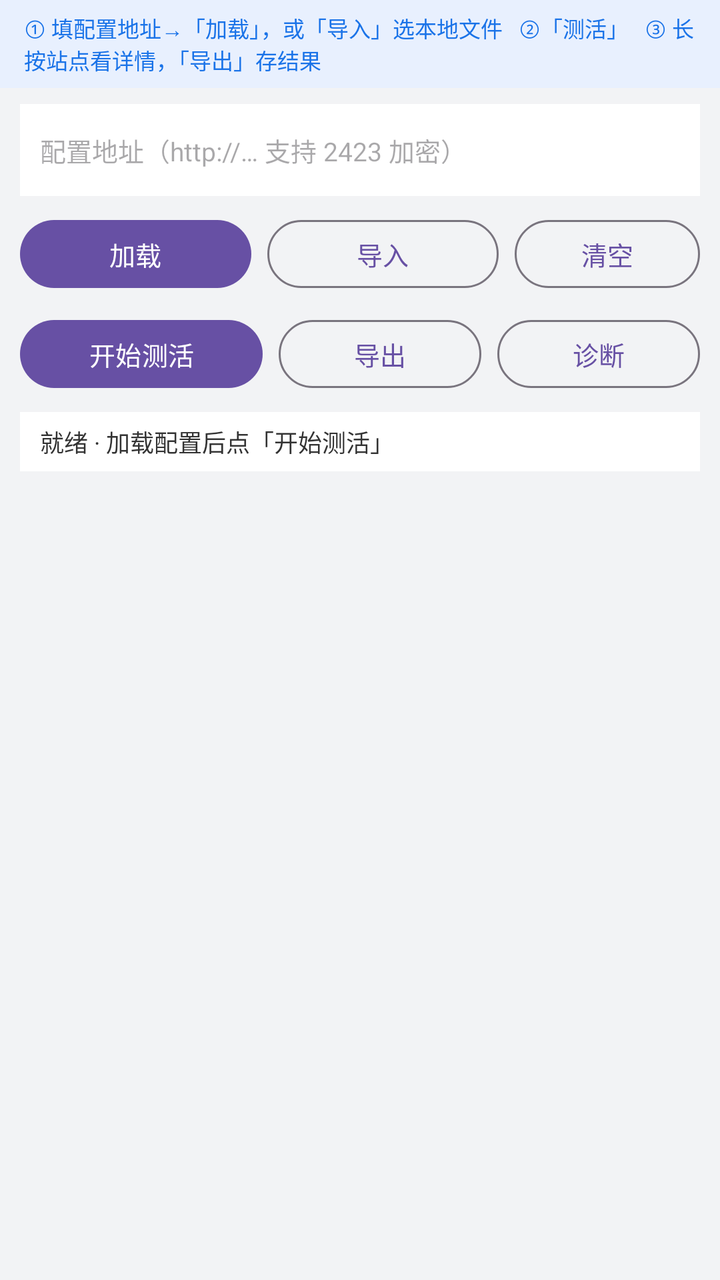
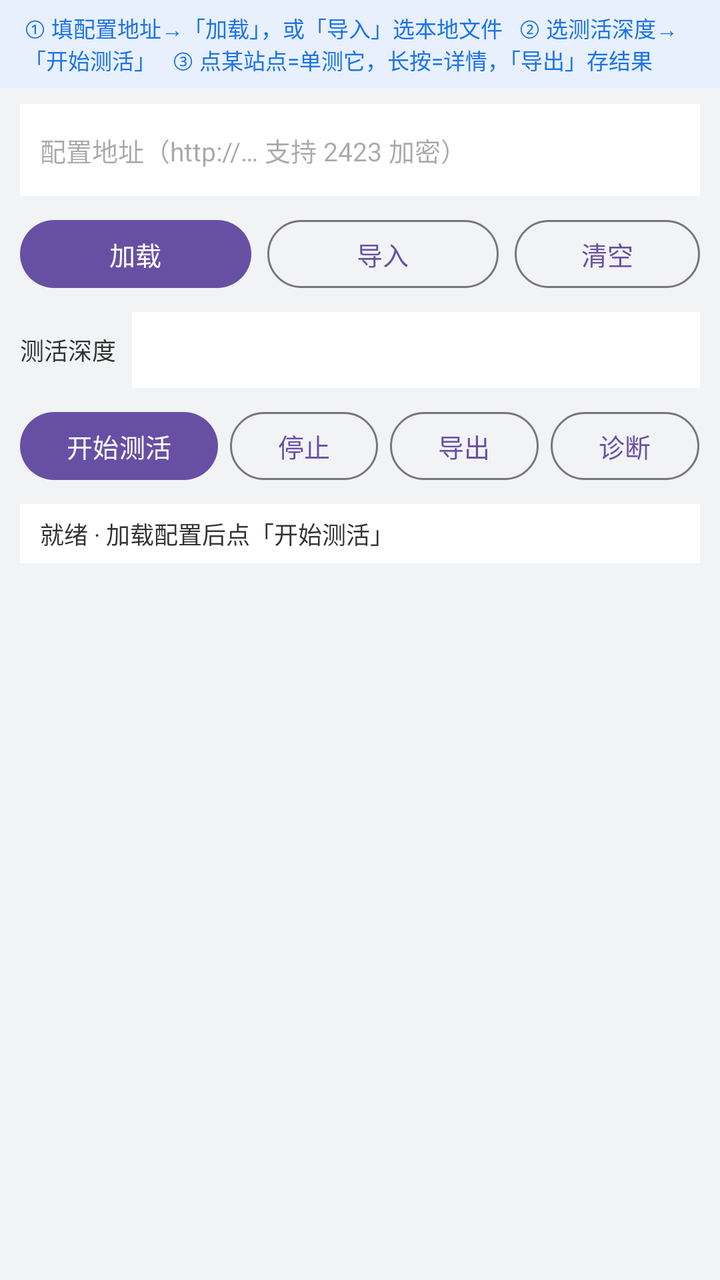

Screens rendered from an Android XML layout before and after an edit, with the pre-edit source and the edit as a unified diff.
<!-- AndroidManifest.xml: application theme Theme.Check -->
<!-- res/layout/activity_main.xml -->
<?xml version="1.0" encoding="utf-8"?>
<LinearLayout xmlns:android="http://schemas.android.com/apk/res/android"
    android:id="@+id/root"
    android:layout_width="match_parent"
    android:layout_height="match_parent"
    android:background="#F2F3F5"
    android:orientation="vertical">

    <TextView
        android:layout_width="match_parent"
        android:layout_height="wrap_content"
        android:background="#E8F0FE"
        android:paddingHorizontal="12dp"
        android:paddingVertical="6dp"
        android:text="① 填配置地址→「加载」，或「导入」选本地文件   ②「测活」   ③ 长按站点看详情，「导出」存结果"
        android:textColor="#1A73E8"
        android:textSize="11sp" />

    <EditText
        android:id="@+id/etConfig"
        android:layout_width="match_parent"
        android:layout_height="46dp"
        android:layout_marginHorizontal="10dp"
        android:layout_marginTop="8dp"
        android:background="#FFFFFF"
        android:hint="配置地址（http://… 支持 2423 加密）"
        android:imeOptions="actionDone"
        android:inputType="textUri"
        android:textColor="#212121"
        android:maxLines="1"
        android:paddingHorizontal="10dp"
        android:textSize="13sp" />

    <LinearLayout
        android:layout_width="match_parent"
        android:layout_height="wrap_content"
        android:layout_marginHorizontal="10dp"
        android:layout_marginTop="8dp"
        android:orientation="horizontal">

        <Button
            android:id="@+id/btnLoad"
            android:layout_width="0dp"
            android:layout_height="42dp"
            android:layout_weight="1"
            android:minWidth="0dp"
            android:paddingHorizontal="0dp"
            android:text="加载"
            android:textSize="13sp" />

        <Button
            android:id="@+id/btnImport"
            style="?attr/materialButtonOutlinedStyle"
            android:layout_width="0dp"
            android:layout_height="42dp"
            android:layout_marginStart="8dp"
            android:layout_weight="1"
            android:minWidth="0dp"
            android:paddingHorizontal="0dp"
            android:text="导入"
            android:textSize="13sp" />

        <Button
            android:id="@+id/btnClear"
            style="?attr/materialButtonOutlinedStyle"
            android:layout_width="0dp"
            android:layout_height="42dp"
            android:layout_marginStart="8dp"
            android:layout_weight="0.8"
            android:minWidth="0dp"
            android:paddingHorizontal="0dp"
            android:text="清空"
            android:textSize="13sp" />
    </LinearLayout>

    <LinearLayout
        android:layout_width="match_parent"
        android:layout_height="wrap_content"
        android:layout_marginHorizontal="10dp"
        android:layout_marginTop="8dp"
        android:orientation="horizontal">

        <Button
            android:id="@+id/btnRun"
            android:layout_width="0dp"
            android:layout_height="42dp"
            android:layout_weight="1.2"
            android:minWidth="0dp"
            android:paddingHorizontal="0dp"
            android:text="开始测活"
            android:textSize="13sp" />

        <Button
            android:id="@+id/btnExport"
            style="?attr/materialButtonOutlinedStyle"
            android:layout_width="0dp"
            android:layout_height="42dp"
            android:layout_marginStart="8dp"
            android:layout_weight="1"
            android:minWidth="0dp"
            android:paddingHorizontal="0dp"
            android:text="导出"
            android:textSize="13sp" />

        <Button
            android:id="@+id/btnDiag"
            style="?attr/materialButtonOutlinedStyle"
            android:layout_width="0dp"
            android:layout_height="42dp"
            android:layout_marginStart="8dp"
            android:layout_weight="1"
            android:minWidth="0dp"
            android:paddingHorizontal="0dp"
            android:text="诊断"
            android:textSize="13sp" />
    </LinearLayout>

    <TextView
        android:id="@+id/tvProgress"
        android:layout_width="match_parent"
        android:layout_height="wrap_content"
        android:layout_marginHorizontal="10dp"
        android:layout_marginTop="8dp"
        android:background="#FFFFFF"
        android:paddingHorizontal="10dp"
        android:paddingVertical="6dp"
        android:text="就绪 · 加载配置后点「开始测活」"
        android:textColor="#333333"
        android:textSize="12sp" />

    <androidx.recyclerview.widget.RecyclerView
        android:id="@+id/recycler"
        android:layout_width="match_parent"
        android:layout_height="0dp"
        android:layout_marginTop="6dp"
        android:layout_weight="1"
        android:clipToPadding="false"
        android:paddingBottom="12dp" />
</LinearLayout>
<!-- resources referenced by this layout -->
<resources>
  <style name="Theme.Check" parent="Theme.Material3.Light.NoActionBar">
          <item name="android:statusBarColor">@android:color/transparent</item>
          <item name="android:navigationBarColor">@android:color/transparent</item>
          <item name="android:windowLightStatusBar">true</item>
          <item name="android:windowBackground">#F2F3F5</item>
          <item name="android:textColorPrimary">#212121</item>
          <item name="android:textColorSecondary">#666666</item>
      </style>
</resources>

<!-- the commit's change to res/layout/activity_main.xml (unified diff, before → after) -->
@@ -12,7 +12,7 @@
         android:background="#E8F0FE"
         android:paddingHorizontal="12dp"
         android:paddingVertical="6dp"
-        android:text="① 填配置地址→「加载」，或「导入」选本地文件   ②「测活」   ③ 长按站点看详情，「导出」存结果"
+        android:text="① 填配置地址→「加载」，或「导入」选本地文件   ② 选测活深度→「开始测活」   ③ 点某站点=单测它，长按=详情，「导出」存结果"
         android:textColor="#1A73E8"
         android:textSize="11sp" />
 
@@ -78,6 +78,31 @@
         android:layout_height="wrap_content"
         android:layout_marginHorizontal="10dp"
         android:layout_marginTop="8dp"
+        android:gravity="center_vertical"
+        android:orientation="horizontal">
+
+        <TextView
+            android:layout_width="wrap_content"
+            android:layout_height="wrap_content"
+            android:text="测活深度"
+            android:textColor="#333333"
+            android:textSize="12sp" />
+
+        <Spinner
+            android:id="@+id/spDepth"
+            android:layout_width="0dp"
+            android:layout_height="38dp"
+            android:layout_marginStart="8dp"
+            android:layout_weight="1"
+            android:background="#FFFFFF"
+            android:paddingHorizontal="8dp" />
+    </LinearLayout>
+
+    <LinearLayout
+        android:layout_width="match_parent"
+        android:layout_height="wrap_content"
+        android:layout_marginHorizontal="10dp"
+        android:layout_marginTop="8dp"
         android:orientation="horizontal">
 
         <Button
@@ -91,12 +116,24 @@
             android:textSize="13sp" />
 
         <Button
+            android:id="@+id/btnStop"
+            style="?attr/materialButtonOutlinedStyle"
+            android:layout_width="0dp"
+            android:layout_height="42dp"
+            android:layout_marginStart="6dp"
+            android:layout_weight="0.9"
+            android:minWidth="0dp"
+            android:paddingHorizontal="0dp"
+            android:text="停止"
+            android:textSize="13sp" />
+
+        <Button
             android:id="@+id/btnExport"
             style="?attr/materialButtonOutlinedStyle"
             android:layout_width="0dp"
             android:layout_height="42dp"
-            android:layout_marginStart="8dp"
-            android:layout_weight="1"
+            android:layout_marginStart="6dp"
+            android:layout_weight="0.9"
             android:minWidth="0dp"
             android:paddingHorizontal="0dp"
             android:text="导出"
@@ -107,8 +144,8 @@
             style="?attr/materialButtonOutlinedStyle"
             android:layout_width="0dp"
             android:layout_height="42dp"
-            android:layout_marginStart="8dp"
-            android:layout_weight="1"
+            android:layout_marginStart="6dp"
+            android:layout_weight="0.9"
             android:minWidth="0dp"
             android:paddingHorizontal="0dp"
             android:text="诊断"
